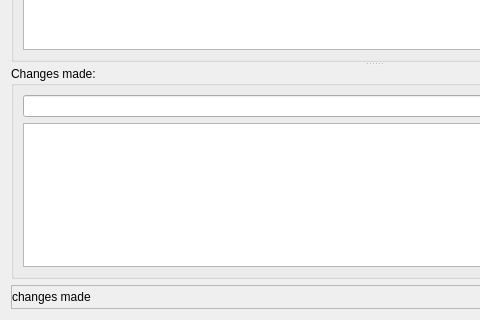
First picture: the form in forms/repo_dialogcommit.ui, repository 3drepo/3drepogui, before the edit; both pictures show x 0 to 480 and y 229 to 549 of the 748 by 549 pixel window.
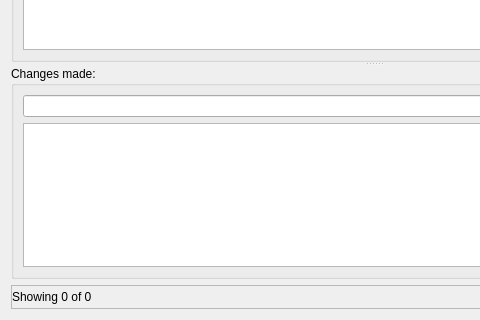
Second picture: the form after the edit. Custom widgets are drawn as their Qt base class.

```diff
--- a/forms/repo_dialogcommit.ui
+++ b/forms/repo_dialogcommit.ui
@@ -255,7 +255,7 @@
       <item>
        <widget class="QLabel" name="countLabel">
         <property name="text">
-         <string>changes made</string>
+         <string>Showing 0 of 0</string>
         </property>
        </widget>
       </item>
```
